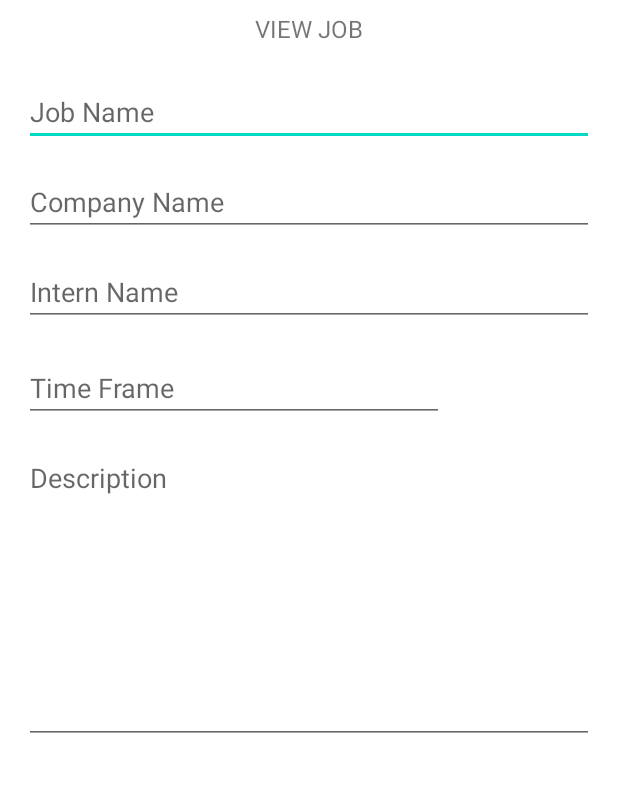
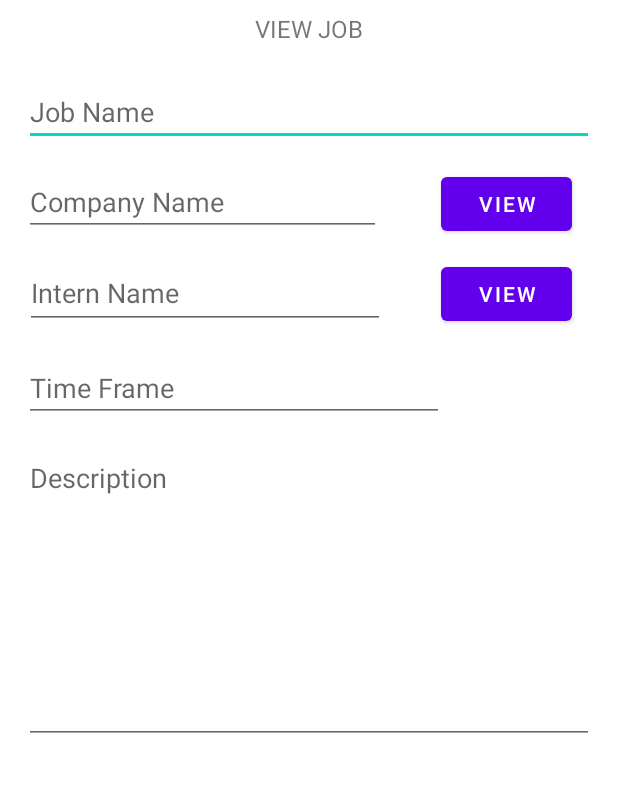
Before and after one commit to MichaelG922/Smarternships, an Android app: the ViewJobActivity screen opened directly, with no data from a screen before it, on a phone screen of 412 x 824 dp, the part 180-972 px from its top. Run offline under Robolectric (Android 15) with nearby library versions, the phone set to English and light mode, and no system bars.

Commit message:
adding missing buttons + edit account skeleton

```diff
--- a/app/src/main/AndroidManifest.xml
+++ b/app/src/main/AndroidManifest.xml
@@ -11,6 +11,9 @@
         android:roundIcon="@mipmap/ic_launcher_round"
         android:supportsRtl="true"
         android:theme="@style/Theme.Smarternships">
+        <activity
+            android:name=".ui.account.EditAccountActivity"
+            android:exported="false" />
         <activity
             android:name=".ui.job.ApplyJobActivity"
             android:exported="false" />
--- a/app/src/main/java/com/example/smarternships/ui/job/ViewJobActivity.kt
+++ b/app/src/main/java/com/example/smarternships/ui/job/ViewJobActivity.kt
@@ -3,6 +3,7 @@ package com.example.smarternships.ui.job
 import androidx.appcompat.app.AppCompatActivity
 import android.os.Bundle
 import android.view.View
+import android.widget.Button
 import android.widget.EditText
 import com.example.smarternships.R
 
@@ -13,6 +14,8 @@ class ViewJobActivity : AppCompatActivity() {
     private lateinit var mTimeFrame: EditText
     private lateinit var mIntern: EditText
     private lateinit var mJobDescription : EditText
+    private lateinit var mViewIntern: Button
+    private lateinit var mViewCompany: Button
 
     override fun onCreate(savedInstanceState: Bundle?) {
         super.onCreate(savedInstanceState)
@@ -24,7 +27,9 @@ class ViewJobActivity : AppCompatActivity() {
         mIntern = findViewById<View>(R.id.intern_name) as EditText
         mCompanyName = findViewById<View>(R.id.company_name) as EditText
         mTimeFrame = findViewById<View>(R.id.time_frame) as EditText
-        mJobDescription = findViewById<View>(R.id.description) as EditText
+        mJobDescription = findViewById<View>(R.id.view_description) as EditText
+        mViewIntern = findViewById<View>(R.id.view_intern) as Button
+        mViewCompany = findViewById<View>(R.id.view_company) as Button
 
     }
 }
--- a/app/src/main/res/layout/activity_view_job.xml
+++ b/app/src/main/res/layout/activity_view_job.xml
@@ -26,29 +26,51 @@
 
     <EditText
         android:id="@+id/company_name"
-        android:layout_width="0dp"
-        android:layout_height="wrap_content"
+        android:layout_width="238dp"
+        android:layout_height="45dp"
         android:layout_marginTop="216dp"
         android:autofillHints="@string/prompt_create_job_name"
         android:hint="Company Name"
         android:inputType="none"
         android:selectAllOnFocus="true"
         app:layout_constraintEnd_toEndOf="parent"
-        app:layout_constraintHorizontal_bias="0.125"
+        app:layout_constraintHorizontal_bias="0.0"
+        app:layout_constraintStart_toStartOf="parent"
+        app:layout_constraintTop_toTopOf="parent" />
+
+    <Button
+        android:id="@+id/view_company"
+        android:layout_width="87dp"
+        android:layout_height="wrap_content"
+        android:layout_marginTop="216dp"
+        android:text="View"
+        app:layout_constraintEnd_toEndOf="parent"
+        app:layout_constraintHorizontal_bias="0.95"
         app:layout_constraintStart_toStartOf="parent"
         app:layout_constraintTop_toTopOf="parent" />
 
     <EditText
         android:id="@+id/intern_name"
-        android:layout_width="0dp"
-        android:layout_height="wrap_content"
+        android:layout_width="240dp"
+        android:layout_height="47dp"
         android:layout_marginTop="276dp"
         android:autofillHints="Intern Name"
         android:hint="Intern Name"
         android:inputType="none"
         android:selectAllOnFocus="true"
         app:layout_constraintEnd_toEndOf="parent"
-        app:layout_constraintHorizontal_bias="1.0"
+        app:layout_constraintHorizontal_bias="0.005"
+        app:layout_constraintStart_toStartOf="parent"
+        app:layout_constraintTop_toTopOf="parent" />
+
+    <Button
+        android:id="@+id/view_intern"
+        android:layout_width="87dp"
+        android:layout_height="wrap_content"
+        android:layout_marginTop="276dp"
+        android:text="View"
+        app:layout_constraintEnd_toEndOf="parent"
+        app:layout_constraintHorizontal_bias="0.95"
         app:layout_constraintStart_toStartOf="parent"
         app:layout_constraintTop_toTopOf="parent" />
 
@@ -68,7 +90,7 @@
         app:layout_constraintTop_toTopOf="parent" />
 
     <EditText
-        android:id="@+id/description"
+        android:id="@+id/view_description"
         android:layout_height="200dp"
         android:layout_width="0dp"
         android:layout_marginTop="400dp"
```
Also changed, not shown: app/src/main/java/com/example/smarternships/ui/account/EditAccountActivity.kt (added, +13 -0 lines), app/src/main/java/com/example/smarternships/ui/job/ApplyJobActivity.kt (+10 -4 lines), app/src/main/res/layout/apply_job.xml (+18 -7 lines), app/src/main/res/layout/edit_account.xml (added, +9 -0 lines).
